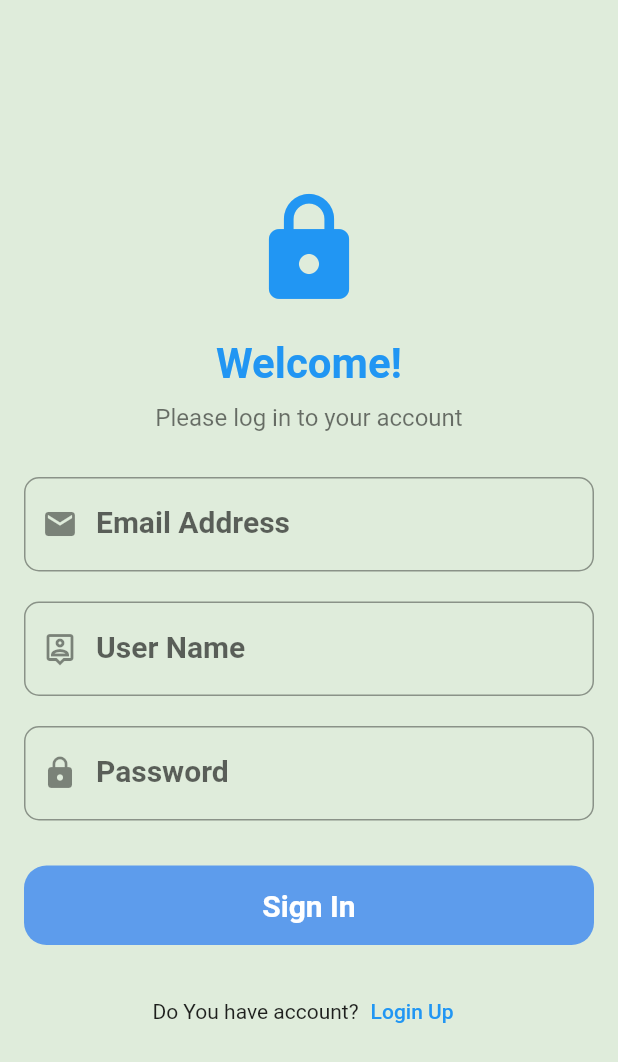
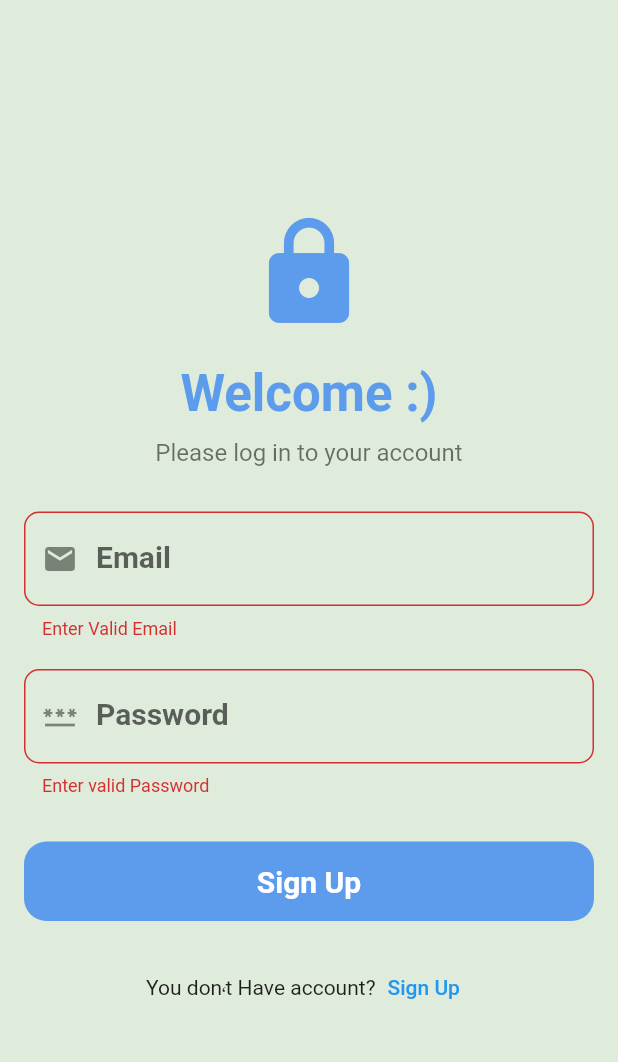
Before and after one commit to Mohamed-Alaa90/todo, a Flutter app: the screen it shows after launch, after a tap on "Sign Up", on a phone screen of 412 x 824 dp. Shown: the top 1062 px of the screen. Run offline on Flutter 3.47's test engine with Material 3 defaults, Android fonts, the phone set to English and light mode, and no system bars; our stand-ins replace easy_date_timeline, firebase_auth, firebase_core; accounts and stored records are empty.

```diff
--- a/lib/auth/auth.dart
+++ b/lib/auth/auth.dart
@@ -17,10 +17,8 @@ class Auth extends StatelessWidget {
               child: CircularProgressIndicator(),
             );
           } else if (snapshot.hasData) {
-            // إذا كان المستخدم مسجلاً الدخول، انتقل إلى شاشة الرئيسية
             return const Home();
           } else {
-            // إذا لم يكن المستخدم مسجلاً الدخول، انتقل إلى شاشة تسجيل الدخول
             return const Login();
           }
         },
--- a/lib/core/ui_helpers/text_form_field.dart
+++ b/lib/core/ui_helpers/text_form_field.dart
@@ -15,7 +15,7 @@ class CustomTextFormField extends StatelessWidget {
   final int? maxLines;
   final TextInputAction? textInputAction;
   final InputDecoration? decoration;
-
+final bool? obscureText;
   const CustomTextFormField({
     super.key,
     this.controller,
@@ -31,7 +31,7 @@ class CustomTextFormField extends StatelessWidget {
     this.textInputAction,
     this.labelText,
     this.onChanged,
-    this.decoration, // Ensure onChanged is required and has a ValueChanged<String> type
+    this.decoration, this.obscureText,  // Ensure onChanged is required and has a ValueChanged<String> type
   });
 
   @override
--- a/lib/routes/app_routes.dart
+++ b/lib/routes/app_routes.dart
@@ -16,21 +16,21 @@ class AppRoutes {
 
       case homeScreen:
         return MaterialPageRoute(
-          builder: (_) => Home(),
+          builder: (_) => const Home(),
         );
 
       case loginScreen:
         return MaterialPageRoute(
-          builder: (_) => Login(),
+          builder: (_) =>  Login(),
         );
 
       case registerScreen:
         return MaterialPageRoute(
-          builder: (_) => Register(),
+          builder: (_) =>  Register(),
         );
       case authScreen:
         return MaterialPageRoute(
-          builder: (_) => Auth(),
+          builder: (_) => const Auth(),
         );
     }
     return null;
--- a/lib/screens/login/login.dart
+++ b/lib/screens/login/login.dart
@@ -1,49 +1,21 @@
+import 'package:firebase_auth/firebase_auth.dart';
 import 'package:flutter/material.dart';
+import 'package:todo/core/constants/my_colors.dart';
 import 'package:todo/core/constants/strings.dart';
-import '../../../core/constants/my_colors.dart';
-import 'package:firebase_auth/firebase_auth.dart';
+import 'package:todo/core/ui_helpers/text_form_field.dart';
 
 class Login extends StatefulWidget {
   const Login({super.key});
 
   @override
-  _LoginState createState() => _LoginState();
+  State<Login> createState() => _LoginState();
 }
 
+final _emailController = TextEditingController();
+final _passwordController = TextEditingController();
+final _formKey = GlobalKey<FormState>();
+
 class _LoginState extends State<Login> {
-  final TextEditingController emailController = TextEditingController();
-  final TextEditingController passwordController = TextEditingController();
-  bool isLoading = false;
-
-  Future login() async {
-    await FirebaseAuth.instance.signInWithEmailAndPassword(
-        email: emailController.text.trim(),
-        password: passwordController.text.trim());
-  }
-
-  void _handleLogin() async {
-    setState(() {
-      isLoading = true;
-    });
-
-    // Simulate a network request
-    await Future.delayed(const Duration(seconds: 2));
-
-    setState(() {
-      isLoading = false;
-    });
-
-    if (emailController.text.isEmpty || passwordController.text.isEmpty) {
-      ScaffoldMessenger.of(context).showSnackBar(
-        const SnackBar(
-          content: Text('Please fill in all the fields'),
-        ),
-      );
-    } else {
-      login();
-    }
-  }
-
   @override
   Widget build(BuildContext context) {
     return SafeArea(
@@ -53,70 +25,76 @@ class _LoginState extends State<Login> {
           child: SingleChildScrollView(
             child: Padding(
               padding: const EdgeInsets.all(16.0),
+              child: Form(
+                key: _formKey,
                 child: Column(
                   mainAxisAlignment: MainAxisAlignment.center,
                   children: [
                     const Icon(
                       Icons.lock,
                       size: 80,
-                    color: Colors.blue,
+                      color: MyColor.primerColor,
                     ),
-                  const SizedBox(height: 20),
-                  const Text(
-                    "Welcome!",
-                    style: TextStyle(
-                      fontSize: 28,
-                      fontWeight: FontWeight.bold,
-                      color: Colors.blue,
+                    const SizedBox(
+                      height: 20,
                     ),
+                    Text(
+                      "Welcome :)",
+                      style: Theme.of(context)
+                          .textTheme
+                          .headlineMedium
+                          ?.copyWith(
+                              color: MyColor.primerColor,
+                              fontWeight: FontWeight.bold),
                     ),
-                  const SizedBox(height: 10),
+                    const SizedBox(
+                      height: 10,
+                    ),
                     const Text(
                       "Please log in to your account",
                       style: TextStyle(fontSize: 16, color: Colors.black54),
                     ),
                     const SizedBox(height: 30),
-
-                  TextFormField(
-                    controller: emailController,
+                    CustomTextFormField(
+                      controller: _emailController,
                       keyboardType: TextInputType.emailAddress,
-                    decoration: InputDecoration(
-                      prefixIcon: const Icon(Icons.email),
-                      labelText: 'Email Address',
-                      border: OutlineInputBorder(
-                        borderRadius: BorderRadius.circular(10),
+                      labelText: "Email",
+                      prefixIcon: Icons.email,
+                      validator: (value) {
+                        return value?.isEmpty == true
+                            ? "Enter Valid Email"
+                            : null;
+                      },
                     ),
+                    const SizedBox(
+                      height: 20,
                     ),
-                  ),
-                  const SizedBox(height: 20),
-
-                  TextFormField(
-                    controller: passwordController,
-                    obscureText: true,
-                    decoration: InputDecoration(
-                      prefixIcon: const Icon(Icons.lock),
-                      labelText: 'Password',
-                      border: OutlineInputBorder(
-                        borderRadius: BorderRadius.circular(10),
-                      ),
-                    ),
+                    CustomTextFormField(
+                      controller: _passwordController,
+                      labelText: "Password",
+                      prefixIcon: Icons.password,
+                      validator: (value) {
+                        return value?.isEmpty == true
+                            ? "Enter valid Password"
+                            : null;
+                      },
                     ),
                     const SizedBox(height: 30),
-
-                  SizedBox(
+                    InkWell(
+                      onTap: () {
+                        if (_formKey.currentState?.validate() == true) {
+                          signIn();
+                        }
+                      },
+                      child: Container(
                         width: double.infinity,
-                    child: isLoading
-                        ? const Center(child: CircularProgressIndicator())
-                        : InkWell(
-                            onTap: _handleLogin,
-                            child: Container(
-                              padding: EdgeInsets.all(15),
+                        padding: const EdgeInsets.all(15),
                         decoration: BoxDecoration(
                             borderRadius: BorderRadius.circular(15),
                             color: MyColor.primerColor),
                         child: Text(
                           textAlign: TextAlign.center,
-                                'Sign In',
+                          'Sign Up',
                           style: Theme.of(context)
                               .textTheme
                               .titleMedium
@@ -124,23 +102,21 @@ class _LoginState extends State<Login> {
                         ),
                       ),
                     ),
-                  ),
                     const SizedBox(height: 20),
-
-                  // زر التسجيل
                     Row(
                       mainAxisAlignment: MainAxisAlignment.center,
                       children: [
-                      const Text("Don't have an account?"),
+                        const Text('You don٬t Have account?'),
                         TextButton(
                           onPressed: () {
                             Navigator.pushNamed(context, registerScreen);
                           },
-                        child: const Text('Sign Up'),
-                      ),
+                          child: const Text("Sign Up"),
+                        )
+                      ],
+                    )
                   ],
                 ),
-                ],
               ),
             ),
           ),
@@ -148,4 +124,30 @@ class _LoginState extends State<Login> {
       ),
     );
   }
+  void signIn() async {
+    try {
+      await FirebaseAuth.instance.signInWithEmailAndPassword(
+        email: _emailController.text,
+        password: _passwordController.text,
+      );
+    } catch (e) {
+      showDialog(
+        context: context,
+        builder: (context) => AlertDialog(
+          title: Text('Error'),
+          content: Text('Failed to sign in: $e'),
+          actions: <Widget>[
+            TextButton(
+              onPressed: () {
+                Navigator.of(context).pop();
+              },
+              child: Text('OK'),
+            ),
+          ],
+        ),
+      );
     }
+  }
+
+
+}
--- a/lib/screens/register/register.dart
+++ b/lib/screens/register/register.dart
@@ -1,132 +1,118 @@
+import 'package:firebase_auth/firebase_auth.dart';
 import 'package:flutter/material.dart';
 import 'package:todo/core/constants/my_colors.dart';
 import 'package:todo/core/constants/strings.dart';
-
+import 'package:todo/core/ui_helpers/text_form_field.dart';
 
 class Register extends StatefulWidget {
-  Register({super.key});
+  const Register({super.key});
 
   @override
   State<Register> createState() => _RegisterState();
 }
 
+final _emailController = TextEditingController();
+final _passwordController = TextEditingController();
+final _confirmPasswordController = TextEditingController();
+final _formKey = GlobalKey<FormState>();
+
 class _RegisterState extends State<Register> {
-  final TextEditingController emailController = TextEditingController();
-
-  final TextEditingController passwordController = TextEditingController();
-
-  bool isLoading = false;
-
-  @override
-  void dispose() {
-    // TODO: implement dispose
-    super.dispose();
-    emailController.dispose();
-    passwordController.dispose();
-  }
-
-  void _handleLogin() async {
-    setState(() {
-      isLoading = true;
-    });
-
-    // Simulate a network request
-    await Future.delayed(const Duration(seconds: 2));
-
-    setState(() {
-      isLoading = false;
-    });
-
-    if (emailController.text.isEmpty || passwordController.text.isEmpty) {
-      ScaffoldMessenger.of(context).showSnackBar(
-        const SnackBar(
-          content: Text('Please fill in all the fields'),
-        ),
-      );
-    } else {
-      print('Email: ${emailController.text}');
-      print('Password: ${passwordController.text}');
-    }
-  }
-
   @override
   Widget build(BuildContext context) {
-    return Scaffold(
+    return SafeArea(
+      child: Scaffold(
         backgroundColor: MyColor.lightColor,
         body: Center(
           child: SingleChildScrollView(
             child: Padding(
               padding: const EdgeInsets.all(16.0),
+              child: Form(
+                key: _formKey,
                 child: Column(
                   mainAxisAlignment: MainAxisAlignment.center,
                   children: [
                     const Icon(
                       Icons.lock,
                       size: 80,
-                  color: Colors.blue,
+                      color: MyColor.primerColor,
                     ),
-                const SizedBox(height: 20),
+                    const SizedBox(
+                      height: 20,
+                    ),
+                    Text(
+                      "Welcome :)",
+                      style: Theme.of(context)
+                          .textTheme
+                          .headlineMedium
+                          ?.copyWith(
+                          color: MyColor.primerColor,
+                          fontWeight: FontWeight.bold),
+                    ),
+                    const SizedBox(
+                      height: 10,
+                    ),
                     const Text(
-                  "Welcome!",
-                  style: TextStyle(
-                    fontSize: 28,
-                    fontWeight: FontWeight.bold,
-                    color: Colors.blue,
-                  ),
-                ),
-                const SizedBox(height: 10),
-                const Text(
-                  "Please log in to your account",
+                      "Please create a new account",
                       style: TextStyle(fontSize: 16, color: Colors.black54),
                     ),
                     const SizedBox(height: 30),
-                TextFormField(
-                  // controller: emailController,
+                    CustomTextFormField(
+                      controller: _emailController,
                       keyboardType: TextInputType.emailAddress,
-                  decoration: InputDecoration(
-                    prefixIcon: const Icon(Icons.email),
-                    labelText: 'Email Address',
-                    border: OutlineInputBorder(
-                      borderRadius: BorderRadius.circular(10),
+                      labelText: "Email",
+                      prefixIcon: Icons.email,
+                      validator: (value) {
+                        return value?.isEmpty == true
+                            ? "Enter Valid Email"
+                            : null;
+                      },
                     ),
+                    const SizedBox(
+                      height: 20,
                     ),
+                    CustomTextFormField(
+                      controller: _passwordController,
+                      labelText: "Password",
+                      prefixIcon: Icons.lock,
+                      obscureText: true,
+                      validator: (value) {
+                        return value?.isEmpty == true
+                            ? "Enter valid Password"
+                            : null;
+                      },
                     ),
                     const SizedBox(height: 20),
-                TextFormField(
-                  decoration: InputDecoration(
-                    prefixIcon: const Icon(Icons.person_pin_outlined),
-                    labelText: 'User Name',
-                    border: OutlineInputBorder(
-                      borderRadius: BorderRadius.circular(10),
-                    ),
-                  ),
-                ),
-                const SizedBox(height: 20),
-                TextFormField(
+                    CustomTextFormField(
+                      controller: _confirmPasswordController,
+                      labelText: "Confirm Password",
+                      prefixIcon: Icons.lock,
                       obscureText: true,
-                  decoration: InputDecoration(
-                    prefixIcon: const Icon(Icons.lock),
-                    labelText: 'Password',
-                    border: OutlineInputBorder(
-                      borderRadius: BorderRadius.circular(10),
-                    ),
-                  ),
+                      validator: (value) {
+                        if (value?.isEmpty == true) {
+                          return "Please confirm your password";
+                        }
+                        if (value != _passwordController.text) {
+                          return "Passwords do not match";
+                        }
+                        return null;
+                      },
                     ),
                     const SizedBox(height: 30),
-                SizedBox(
+                    InkWell(
+                      onTap: () {
+                        if (_formKey.currentState?.validate() == true) {
+                          signUp();
+                        }
+                      },
+                      child: Container(
                         width: double.infinity,
-                  child: isLoading
-                      ? Center(child: CircularProgressIndicator())
-                      : InkWell(
-                          onTap: _handleLogin,
-                          child: Container(
-                            padding: EdgeInsets.all(15),
+                        padding: const EdgeInsets.all(15),
                         decoration: BoxDecoration(
                             borderRadius: BorderRadius.circular(15),
                             color: MyColor.primerColor),
                         child: Text(
                           textAlign: TextAlign.center,
-                              'Sign In',
+                          'Sign Up',
                           style: Theme.of(context)
                               .textTheme
                               .titleMedium
@@ -134,25 +120,30 @@ class _RegisterState extends State<Register> {
                         ),
                       ),
                     ),
-                ),
                     const SizedBox(height: 20),
                     Row(
                       mainAxisAlignment: MainAxisAlignment.center,
                       children: [
-                    const Text("Do You have account?"),
+                        const Text('Already have an account?'),
                         TextButton(
                           onPressed: () {
                             Navigator.pushNamed(context, loginScreen);
                           },
-                      child: const Text('Login Up'),
-                    ),
+                          child: const Text("Login"),
+                        )
+                      ],
+                    )
                   ],
                 ),
-              ],
+              ),
             ),
           ),
         ),
       ),
     );
   }
+
+  void signUp() async {
+
   }
+}
--- a/lib/screens/setting/setting.dart
+++ b/lib/screens/setting/setting.dart
@@ -26,7 +26,7 @@ class Setting extends StatelessWidget {
           onPressed: () {
             FirebaseAuth.instance.signOut();
           },
-          child: Text("Sign out"),
+          child: const Text("Sign out"),
         )
       ],
     );
--- a/lib/screens/splash/splash.dart
+++ b/lib/screens/splash/splash.dart
@@ -24,8 +24,6 @@ class _SplashState extends State<Splash> {
 
   @override
   Widget build(BuildContext context) {
-    return SafeArea(
-      child: Image.asset(fit: BoxFit.fill, "assets/splash_light.png"),
-    );
+    return Image.asset(fit: BoxFit.fill, "assets/splash_light.png");
   }
 }
--- a/lib/src/my_app.dart
+++ b/lib/src/my_app.dart
@@ -13,7 +13,7 @@ class MyApp extends StatelessWidget {
     return MaterialApp(
       debugShowCheckedModeBanner: false,
       theme: MyTheme.lightTheme,
-      initialRoute: splashScreen,
+      initialRoute: authScreen,
       onGenerateRoute: appRoutes.generateRoute,
     );
   }
--- a/pubspec.yaml
+++ b/pubspec.yaml
@@ -39,7 +39,9 @@ dependencies:
   google_fonts:
   firebase_core: ^3.9.0
   firebase_auth: ^5.3.4
-  provider:
+  provider: ^6.1.2
+  flutter_native_splash: ^2.4.3
+  flutter_slidable: ^3.1.2
 dev_dependencies:
   flutter_test:
     sdk: flutter
```
Also changed, not shown: lib/core/ui_helpers/customCalendar.dart (deleted, +0 -74 lines), lib/core/ui_helpers/custom_calendar.dart (added, +74 -0 lines), lib/core/ui_helpers/taskItemWidget.dart (deleted, +0 -74 lines), lib/screens/tasks/tasks_list.dart (+10 -12 lines), pubspec.lock, 11 other files. Lines whose indentation alone changed are shown as unchanged.
